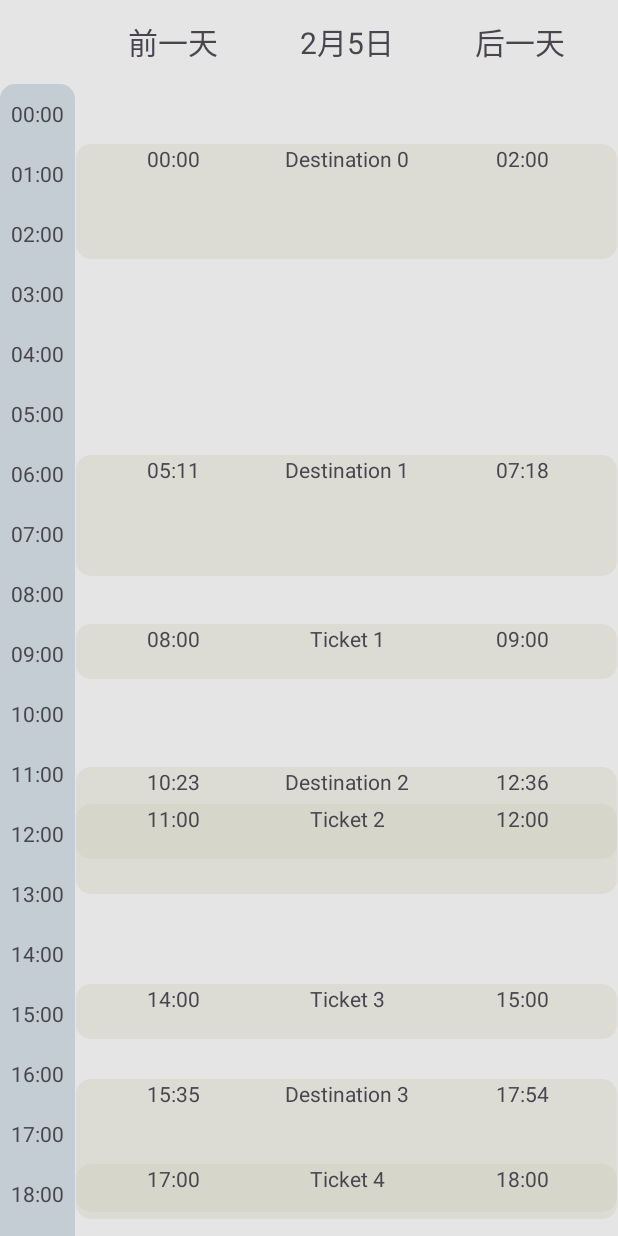
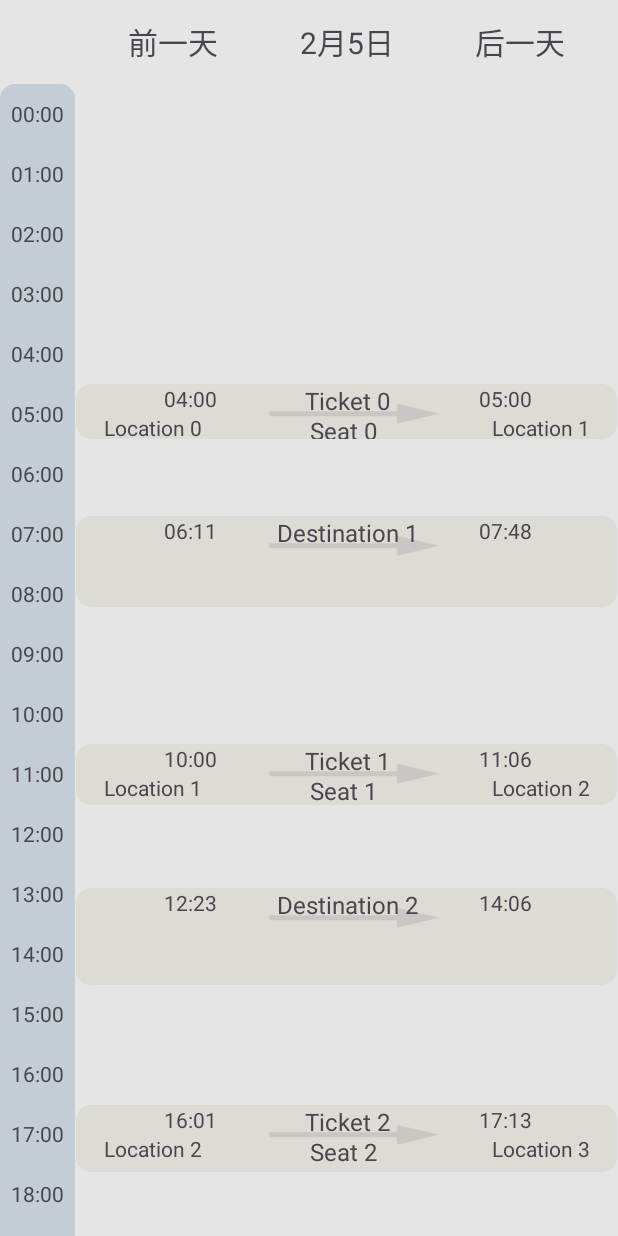
Before and after one commit to bitByte404/TraverlDiary, an Android app: the screen it shows after launch (MainActivity), on a phone screen of 412 x 824 dp. Run offline under Robolectric (Android 15) with nearby library versions, the phone set to English and light mode, and no system bars.

Commit message:
实现：行程卡片布局完善

```diff
--- a/app/src/main/java/com/application/traverldiary/Tools.kt
+++ b/app/src/main/java/com/application/traverldiary/Tools.kt
@@ -22,25 +22,25 @@ fun timeCreator(): List<TimeItem> {
 fun journeyCreator(): List<JourneyItem> {
     // 生成五个以上的 Destination 对象
     val destinationList = mutableListOf<JourneyItem>()
-    for (i in 0..3) {
+    for (i in 1..3) {
         val destination = Destination(
             name = "Destination $i",
-            fromTime = 5.2f * i,
-            toTime = 2 + 5.3f * i,
+            fromTime = 6.2f * i,
+            toTime = 1.5f + 6.3f * i,
             isHappened = true
         )
         destinationList.add(JourneyItem(destination))
     }
 
     // 生成五个以上的 Ticket 对象
-    for (i in 1..5) {
+    for (i in 0..3) {
         val ticket = Ticket(
             ticketId = "Ticket $i",
             fromLocation = "Location $i",
             toLocation = "Location ${i + 1}",
             seat = "Seat $i",
-            fromTime = 5 + 3f * i,
-            toTime = 6 + 3f * i,
+            fromTime = 4 + 6.01f * i,
+            toTime = 5 + 6.11f * i,
             isHappened = true
         )
         destinationList.add(JourneyItem(ticket))
--- a/app/src/main/java/com/application/traverldiary/adapters/JourneyAdapter.kt
+++ b/app/src/main/java/com/application/traverldiary/adapters/JourneyAdapter.kt
@@ -1,25 +1,26 @@
 package com.application.traverldiary.adapters
 
-import android.util.Log
 import android.view.LayoutInflater
 import android.view.View
 import android.view.ViewGroup
-import android.widget.EditText
 import android.widget.TextView
-import androidx.core.widget.addTextChangedListener
 import androidx.recyclerview.widget.RecyclerView
 import com.application.traverldiary.R
 import com.application.traverldiary.formatTime
 import com.application.traverldiary.items.JourneyItem
+import com.application.traverldiary.models.Ticket
 
 class JourneyAdapter(private val items: List<JourneyItem>) :
     RecyclerView.Adapter<JourneyAdapter.JourneyViewHolder>() {
 
 
     inner class JourneyViewHolder(journeyView: View) : RecyclerView.ViewHolder(journeyView) {
-        val fromTextView: TextView = journeyView.findViewById(R.id.fromTextView)
-        val toTextView: TextView = journeyView.findViewById(R.id.toTextView)
-        val journeyTextView: TextView = journeyView.findViewById(R.id.journeyTextView)
+        val nameOrIdTextView: TextView = journeyView.findViewById(R.id.nameOrIdTextView)
+        val fromTimeTextView: TextView = journeyView.findViewById(R.id.fromTimeTextView)
+        val toTimeTextView: TextView = journeyView.findViewById(R.id.toTimeTextView)
+        val fromLocationTextView: TextView = journeyView.findViewById(R.id.fromLocationView)
+        val toLocationTextView: TextView = journeyView.findViewById(R.id.toLocationTextView)
+        val seatTextView: TextView = journeyView.findViewById(R.id.seatTextView)
     }
 
     override fun onCreateViewHolder(parent: ViewGroup, viewType: Int): JourneyViewHolder {
@@ -33,9 +34,16 @@ class JourneyAdapter(private val items: List<JourneyItem>) :
     }
 
     override fun onBindViewHolder(holder: JourneyViewHolder, position: Int) {
-        holder.journeyTextView.text = items[position].journey.nameOrId
-        holder.fromTextView.text = formatTime(items[position].journey.fromTime)
-        holder.toTextView.text = formatTime(items[position].journey.toTime)
+        items[position].journey.apply {
+            holder.nameOrIdTextView.text = nameOrId
+            holder.fromTimeTextView.text = formatTime(fromTime)
+            holder.toTimeTextView.text = formatTime(toTime)
+            if (this is Ticket) {
+                holder.fromLocationTextView.text = fromLocation
+                holder.toLocationTextView.text = toLocation
+                holder.seatTextView.text = seat
+            }
+        }
     }
 
 }
--- /dev/null
+++ b/app/src/main/res/drawable/from_to_background.xml
@@ -0,0 +1,12 @@
+<vector xmlns:android="http://schemas.android.com/apk/res/android"
+    android:width="180dp"
+    android:height="180dp"
+    android:alpha="0.5"
+    android:autoMirrored="false"
+    android:tint="#B7B1B1"
+    android:viewportWidth="20"
+    android:viewportHeight="86">
+    <path
+        android:fillColor="@android:color/white"
+        android:pathData="M16.01,11H4v2h12.01v3L20,12l-3.99,-4z" />
+</vector>
--- a/app/src/main/res/layout/item_journey.xml
+++ b/app/src/main/res/layout/item_journey.xml
@@ -1,45 +1,83 @@
 <?xml version="1.0" encoding="utf-8"?>
 <androidx.constraintlayout.widget.ConstraintLayout xmlns:android="http://schemas.android.com/apk/res/android"
     xmlns:app="http://schemas.android.com/apk/res-auto"
-    xmlns:tools="http://schemas.android.com/tools"
     android:layout_width="match_parent"
     android:layout_height="wrap_content"
     android:layout_gravity="center"
     android:background="@drawable/task_rounded_background">
 
-    <TextView
-        android:id="@+id/fromTextView"
-        android:layout_width="103dp"
-        android:layout_height="wrap_content"
-        android:gravity="center"
+    <ImageView
+        android:id="@+id/imageView"
+        android:layout_width="181dp"
+        android:layout_height="142dp"
         app:layout_constraintBottom_toBottomOf="parent"
-        app:layout_constraintEnd_toStartOf="@+id/journeyTextView"
-        app:layout_constraintHorizontal_bias="0.5"
+        app:layout_constraintEnd_toEndOf="parent"
+        app:layout_constraintHorizontal_bias="0.447"
         app:layout_constraintStart_toStartOf="parent"
         app:layout_constraintTop_toTopOf="parent"
-        app:layout_constraintVertical_bias="1.0" />
+        app:layout_constraintVertical_bias="0.0"
+        app:srcCompat="@drawable/from_to_background" />
 
     <TextView
-        android:id="@+id/journeyTextView"
-        android:layout_width="103dp"
-        android:layout_height="wrap_content"
+        android:id="@+id/nameOrIdTextView"
+        android:layout_width="150dp"
+        android:layout_height="18dp"
         android:gravity="center"
-        app:layout_constraintBottom_toBottomOf="parent"
-        app:layout_constraintEnd_toStartOf="@+id/toTextView"
+        android:text="nameOrId"
+        android:textSize="16sp"
+        app:layout_constraintEnd_toStartOf="@+id/toTimeTextView"
         app:layout_constraintHorizontal_bias="0.5"
-        app:layout_constraintStart_toEndOf="@+id/fromTextView"
-        app:layout_constraintTop_toTopOf="parent"
-        app:layout_constraintVertical_bias="0.0" />
+        app:layout_constraintStart_toEndOf="@+id/fromTimeTextView"
+        app:layout_constraintTop_toTopOf="parent" />
 
     <TextView
-        android:id="@+id/toTextView"
-        android:layout_width="103dp"
-        android:layout_height="wrap_content"
+        android:id="@+id/fromTimeTextView"
+        android:layout_width="60dp"
+        android:layout_height="0dp"
         android:gravity="center"
-        app:layout_constraintBottom_toBottomOf="parent"
+        android:text="fT"
+        app:layout_constraintEnd_toStartOf="@+id/nameOrIdTextView"
+        app:layout_constraintHorizontal_bias="0.5"
+        app:layout_constraintHorizontal_chainStyle="packed"
+        app:layout_constraintStart_toStartOf="parent"
+        app:layout_constraintTop_toTopOf="parent" />
+
+    <TextView
+        android:id="@+id/toTimeTextView"
+        android:layout_width="60dp"
+        android:layout_height="19dp"
+        android:gravity="center"
+        android:text="tT"
         app:layout_constraintEnd_toEndOf="parent"
         app:layout_constraintHorizontal_bias="0.5"
-        app:layout_constraintStart_toEndOf="@+id/journeyTextView"
+        app:layout_constraintStart_toEndOf="@+id/nameOrIdTextView"
         app:layout_constraintTop_toTopOf="parent" />
 
+    <TextView
+        android:id="@+id/toLocationTextView"
+        android:layout_width="103dp"
+        android:layout_height="0dp"
+        android:gravity="center"
+        app:layout_constraintEnd_toEndOf="parent"
+        app:layout_constraintTop_toBottomOf="@+id/toTimeTextView" />
+
+    <TextView
+        android:id="@+id/fromLocationView"
+        android:layout_width="103dp"
+        android:layout_height="0dp"
+        android:gravity="center"
+        app:layout_constraintBottom_toBottomOf="@+id/toLocationTextView"
+        app:layout_constraintStart_toStartOf="parent" />
+
+    <TextView
+        android:id="@+id/seatTextView"
+        android:layout_width="wrap_content"
+        android:layout_height="wrap_content"
+        android:layout_marginTop="2dp"
+        android:layout_marginEnd="5dp"
+        android:textSize="16sp"
+        app:layout_constraintEnd_toStartOf="@+id/toLocationTextView"
+        app:layout_constraintStart_toEndOf="@+id/fromLocationView"
+        app:layout_constraintTop_toBottomOf="@+id/nameOrIdTextView" />
+
 </androidx.constraintlayout.widget.ConstraintLayout>
```
